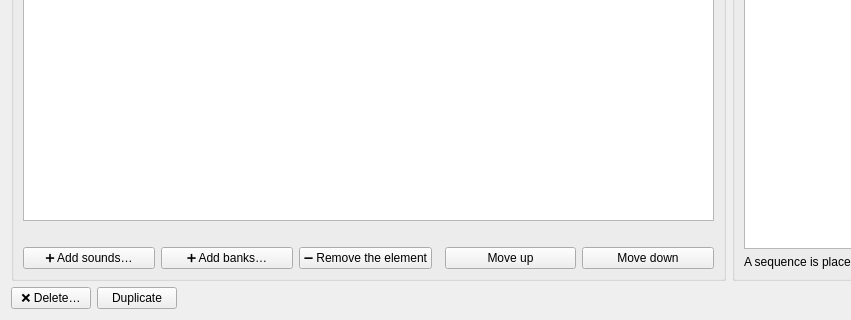
dascritch/machincast, file src/machincast/interface/ui/sequence_card.ui: the form before one commit; both pictures show x 0 to 851 and y 380 to 700 of the 1100 by 700 pixel window.
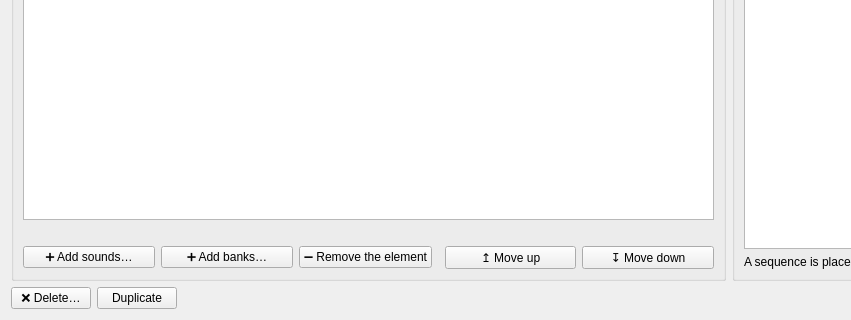
The form after the commit.

What changed in the file:
```diff
--- a/src/machincast/interface/ui/sequence_card.ui
+++ b/src/machincast/interface/ui/sequence_card.ui
@@ -147,14 +147,14 @@
           <item>
            <widget class="QPushButton" name="raise_">
             <property name="text">
-             <string>Move up</string>
+             <string>↥ Move up</string>
             </property>
            </widget>
           </item>
           <item>
            <widget class="QPushButton" name="go_down">
             <property name="text">
-             <string>Move down</string>
+             <string>↧ Move down</string>
             </property>
            </widget>
           </item>
```
